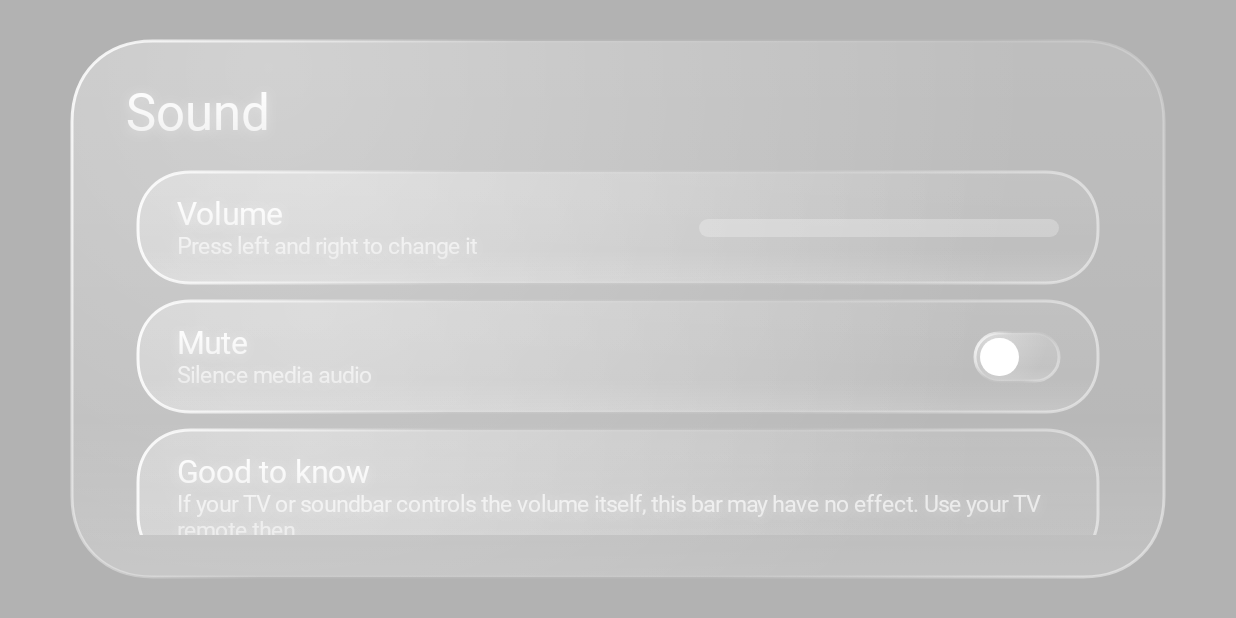
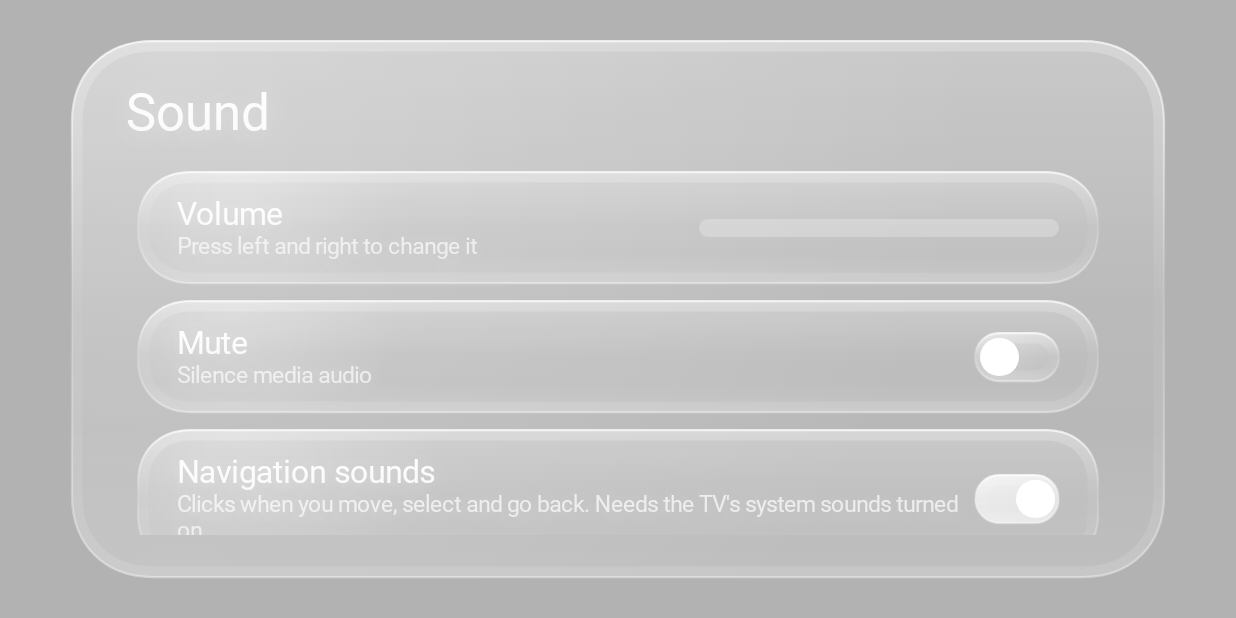
Before and after one commit to Chip-jpg/ChipOS, an Android app built with Jetpack Compose: the composable SoundPage shown on its own in the app's theme, on a phone screen of 824 x 412 dp (held sideways). Run offline under Robolectric (Android 15) with nearby library versions, the phone set to English and light mode, and no system bars; Roboto replaces fonts that are not available here.

Commit message:
Rework liquid glass layers and text shadow; add system navigation sounds (move, select, back)
Co-Authored-By: Claude Sonnet 5.5 <noreply@anthropic.com>
Claude-Session: https://claude.ai/code/session_01XyrvWiwgJ6bfhRrjFQQvYT

```diff
--- a/app/src/main/java/app/chipos/launcher/MainActivity.kt
+++ b/app/src/main/java/app/chipos/launcher/MainActivity.kt
@@ -18,6 +18,7 @@ import app.chipos.launcher.data.DockStore
 import app.chipos.launcher.data.HiddenApps
 import app.chipos.launcher.data.RecentApps
 import app.chipos.launcher.data.KeyState
+import app.chipos.launcher.data.NavSounds
 import app.chipos.launcher.data.NowPlaying
 import app.chipos.launcher.ui.ChipOsApp
 
@@ -44,6 +45,7 @@ class MainActivity : ComponentActivity() {
         DockStore.init(this)
         HiddenApps.init(this)
         RecentApps.init(this)
+        NavSounds.init(this)
 
         val filter = IntentFilter().apply {
             addAction(Intent.ACTION_PACKAGE_ADDED)
@@ -81,6 +83,7 @@ class MainActivity : ComponentActivity() {
                 return true
             }
             KeyState.lastKeyTime = SystemClock.elapsedRealtime()
+            NavSounds.onKey(event)
         }
 
         // Back from All apps or Settings: act on the press itself so it always takes exactly one press.
--- a/app/src/main/java/app/chipos/launcher/data/ChipPrefs.kt
+++ b/app/src/main/java/app/chipos/launcher/data/ChipPrefs.kt
@@ -21,6 +21,7 @@ object ChipPrefs {
     private const val KEY_AMBIENT = "ambient_minutes"
     private const val KEY_RECENTS = "show_recents"
     private const val KEY_WALLPAPER_MODE = "wallpaper_mode"
+    private const val KEY_NAV_SOUNDS = "nav_sounds"
     private const val KEY_WEATHER_NAME = "weather_name"
     private const val KEY_WEATHER_LAT = "weather_lat"
     private const val KEY_WEATHER_LON = "weather_lon"
@@ -52,6 +53,8 @@ object ChipPrefs {
         private set
     var wallpaperMode by mutableIntStateOf(0)
         private set
+    var navSounds by mutableStateOf(true)
+        private set
 
     /** Saved weather city ("" = weather off). The name is state so the UI updates; coordinates are not. */
     var weatherName by mutableStateOf("")
@@ -73,6 +76,7 @@ object ChipPrefs {
         showRecents = prefs.getBoolean(KEY_RECENTS, true)
         ambientMinutes = prefs.getInt(KEY_AMBIENT, 5)
         wallpaperMode = prefs.getInt(KEY_WALLPAPER_MODE, 0)
+        navSounds = prefs.getBoolean(KEY_NAV_SOUNDS, true)
         weatherLatitude = prefs.getString(KEY_WEATHER_LAT, null)?.toDoubleOrNull() ?: 0.0
         weatherLongitude = prefs.getString(KEY_WEATHER_LON, null)?.toDoubleOrNull() ?: 0.0
         weatherName = prefs.getString(KEY_WEATHER_NAME, "") ?: ""
@@ -123,6 +127,11 @@ object ChipPrefs {
         store?.edit()?.putBoolean(KEY_24_HOUR, use24Hour)?.apply()
     }
 
+    fun toggleNavSounds() {
+        navSounds = !navSounds
+        store?.edit()?.putBoolean(KEY_NAV_SOUNDS, navSounds)?.apply()
+    }
+
     fun toggleGreeting() {
         showGreeting = !showGreeting
         store?.edit()?.putBoolean(KEY_GREETING, showGreeting)?.apply()
--- a/app/src/main/java/app/chipos/launcher/ui/Glass.kt
+++ b/app/src/main/java/app/chipos/launcher/ui/Glass.kt
@@ -33,6 +33,7 @@ import androidx.compose.ui.graphics.Shadow
 import androidx.compose.ui.graphics.Shape
 import androidx.compose.ui.graphics.drawOutline
 import androidx.compose.ui.graphics.drawscope.Stroke
+import androidx.compose.ui.graphics.drawscope.clipPath
 import androidx.compose.ui.graphics.drawscope.rotate
 import androidx.compose.ui.graphics.graphicsLayer
 import androidx.compose.ui.text.TextStyle
@@ -87,12 +88,14 @@ class ContinuousCornerShape(private val radius: Dp) : Shape {
 /**
  * A "liquid glass" surface, drawn behind the content in a single pass.
  *
- * Fire OS 7 (Android 9) cannot blur what is behind a view, so the effect is built from layers:
+ * Android 9 and 10 cannot blur what is behind a view, so the effect is built from layers:
  *  1. a translucent white body, lighter at the top;
- *  2. a soft specular highlight in the upper left;
- *  3. a faint bright band along the bottom edge, like light gathering at the lower rim;
- *  4. a rim light that is bright at the top left and bottom right and dim in between;
- *  5. when focused, a near-solid white fill fades in over the body.
+ *  2. a sheen across the top of the surface, like light on a curved pane;
+ *  3. a small specular glint near the upper left corner;
+ *  4. a faint glow gathering along the bottom edge;
+ *  5. a soft light just inside the edge, where real glass bends the light;
+ *  6. a rim line that is bright along the top, dimmer on the sides and medium along the bottom;
+ *  7. when focused, a near-solid white fill fades in over the body.
  *
  * All brushes are built once per size and reused. [focus] is read while drawing, so animating it
  * redraws this surface only and never recomposes anything.
@@ -110,7 +113,9 @@ fun Modifier.liquidGlass(
     focus: () -> Float = NoFocus,
 ): Modifier = drawWithCache {
     val outline = shape.createOutline(size, layoutDirection, this)
-    val rimWidth = 2.dp.toPx()
+    val clip = outline.toPath()
+    val rimWidth = 1.5.dp.toPx()
+    val edgeWidth = 14.dp.toPx() // half of this falls inside the shape
 
     val body = Brush.verticalGradient(
         listOf(Color.White.copy(alpha = restTop), Color.White.copy(alpha = restBottom)),
@@ -118,36 +123,61 @@ fun Modifier.liquidGlass(
     val focusFill = Brush.verticalGradient(
         listOf(Color.White.copy(alpha = 0.94f), Color.White.copy(alpha = 0.88f)),
     )
-    val specular = Brush.radialGradient(
-        colors = listOf(Color.White.copy(alpha = 0.30f), Color.Transparent),
-        center = Offset(size.width * 0.18f, size.height * 0.05f),
-        radius = size.maxDimension * 0.7f,
-    )
-    val lowerGlow = Brush.verticalGradient(
-        0.70f to Color.Transparent,
-        1f to Color.White.copy(alpha = 0.16f),
+    // Light across the top of the pane, fading out by the middle.
+    val topSheen = Brush.verticalGradient(
+        0f to Color.White.copy(alpha = 0.16f),
+        0.5f to Color.Transparent,
         startY = 0f,
         endY = size.height,
     )
-    val rim = Brush.linearGradient(
-        colors = listOf(
-            Color.White.copy(alpha = 0.90f),
-            Color.White.copy(alpha = 0.08f),
-            Color.White.copy(alpha = 0.08f),
-            Color.White.copy(alpha = 0.50f),
-        ),
-        start = Offset.Zero,
-        end = Offset(size.width, size.height),
+    // Small and tied to the surface's height, so wide shelves do not get a huge hazy patch.
+    val glint = Brush.radialGradient(
+        colors = listOf(Color.White.copy(alpha = 0.26f), Color.Transparent),
+        center = Offset(size.width * 0.10f, 0f),
+        radius = size.minDimension * 1.5f,
+    )
+    val lowerGlow = Brush.verticalGradient(
+        0.72f to Color.Transparent,
+        1f to Color.White.copy(alpha = 0.13f),
+        startY = 0f,
+        endY = size.height,
+    )
+    // Light bending at the inside of the edge: strongest at the top, a little at the bottom.
+    val innerEdge = Brush.verticalGradient(
+        0f to Color.White.copy(alpha = 0.24f),
+        0.5f to Color.White.copy(alpha = 0.04f),
+        1f to Color.White.copy(alpha = 0.12f),
+        startY = 0f,
+        endY = size.height,
+    )
+    val rim = Brush.verticalGradient(
+        0f to Color.White.copy(alpha = 0.72f),
+        0.45f to Color.White.copy(alpha = 0.12f),
+        1f to Color.White.copy(alpha = 0.40f),
+        startY = 0f,
+        endY = size.height,
     )
 
     onDrawBehind {
         val f = focus()
         drawOutline(outline, body)
         if (f > 0.01f) drawOutline(outline, focusFill, alpha = f)
-        drawOutline(outline, specular, alpha = 1f - 0.55f * f)
-        drawOutline(outline, lowerGlow, alpha = 1f - 0.6f * f)
+        val rest = 1f - 0.6f * f
+        drawOutline(outline, topSheen, alpha = rest)
+        drawOutline(outline, glint, alpha = 1f - 0.55f * f)
+        drawOutline(outline, lowerGlow, alpha = rest)
+        clipPath(clip) {
+            drawOutline(outline, innerEdge, alpha = rest, style = Stroke(edgeWidth))
+        }
         drawOutline(outline, rim, style = Stroke(rimWidth))
     }
+}
+
+/** The shape's outline as a path, so it can be used to clip. */
+private fun Outline.toPath(): Path = when (this) {
+    is Outline.Generic -> path
+    is Outline.Rounded -> Path().apply { addRoundRect(roundRect) }
+    is Outline.Rectangle -> Path().apply { addRect(rect) }
 }
 
 /**
@@ -184,8 +214,8 @@ fun Modifier.glassSheen(shape: Shape, glow: () -> Float): Modifier = drawWithCac
 }
 
 /**
- * Text that looks like frosted glass: a bright-to-translucent vertical gradient fill with a soft
- * shadow so it stays readable on any wallpaper.
+ * Text that looks like frosted glass: a bright fill that is very slightly translucent toward the
+ * bottom, with a wide, soft shadow (no dark outline) so it stays readable on any wallpaper.
  */
 @Composable
 fun GlassText(
@@ -201,16 +231,16 @@ fun GlassText(
     // The style is rebuilt only when one of its inputs changes, not on every recomposition.
     val style = remember(color, fontSize, fontWeight, letterSpacing, textAlign) {
         TextStyle(
-            brush = Brush.verticalGradient(listOf(color, color.copy(alpha = color.alpha * 0.66f))),
+            brush = Brush.verticalGradient(listOf(color, color.copy(alpha = color.alpha * 0.86f))),
             fontFamily = ChipFont,
             fontSize = fontSize,
             fontWeight = fontWeight,
             letterSpacing = letterSpacing,
             textAlign = textAlign,
             shadow = Shadow(
-                color = Color.Black.copy(alpha = 0.45f),
-                offset = Offset(0f, 2f),
-                blurRadius = 8f,
+                color = Color.Black.copy(alpha = 0.30f),
+                offset = Offset(0f, 3f),
+                blurRadius = 16f,
             ),
         )
     }
--- a/app/src/main/java/app/chipos/launcher/ui/SoundPage.kt
+++ b/app/src/main/java/app/chipos/launcher/ui/SoundPage.kt
@@ -24,6 +24,7 @@ import androidx.compose.ui.input.key.onKeyEvent
 import androidx.compose.ui.input.key.type
 import androidx.compose.ui.platform.LocalContext
 import androidx.compose.ui.unit.dp
+import app.chipos.launcher.data.ChipPrefs
 
 /** Sound: media volume and mute. */
 @Composable
@@ -85,6 +86,14 @@ internal fun SoundPage() {
         }
         item {
             GlassRow(
+                title = "Navigation sounds",
+                subtitle = "Clicks when you move, select and go back. Needs the TV's system sounds turned on",
+                toggle = ChipPrefs.navSounds,
+                onClick = { ChipPrefs.toggleNavSounds() },
+            )
+        }
+        item {
+            GlassRow(
                 title = "Good to know",
                 subtitle = "If your TV or soundbar controls the volume itself, this bar may have no effect. Use your TV remote then.",
                 onClick = {},
```
Also changed, not shown: app/src/main/java/app/chipos/launcher/data/NavSounds.kt (added, +44 -0 lines), 1 other file.
